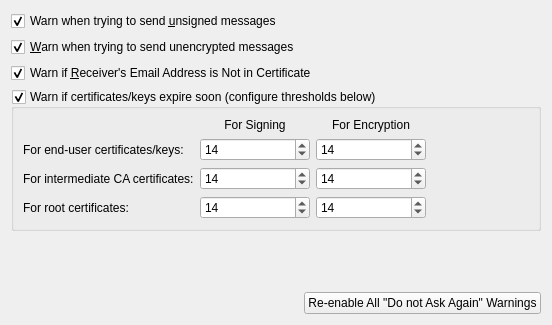
The window that kmail/ui/warningconfiguration.ui (chusopr/kdepim-ktimetracker-akonadi) describes before a commit, drawn with Qt 5.
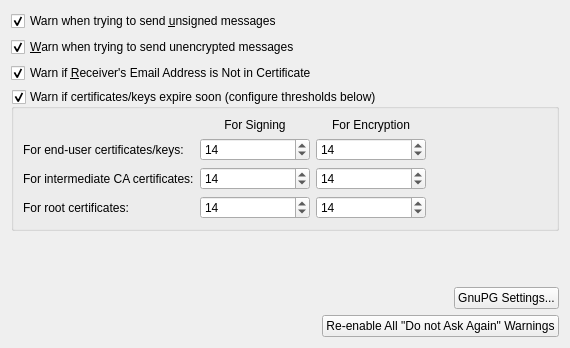
The same window after the commit. Custom widgets are drawn as their Qt base class.

Commit message: Move the GnuPG system settings from a top-level page in the config dialog behind a button on the security / misc page. As discussed with Thomas quite some time ago.

What changed in the file:
```diff
--- a/kmail/ui/warningconfiguration.ui
+++ b/kmail/ui/warningconfiguration.ui
@@ -1,18 +1,18 @@
 <ui version="4.0" >
  <class>WarningConfiguration</class>
- <widget class="QWidget" name="WarningConfiguration" >
-  <property name="geometry" >
+ <widget class="QWidget" name="WarningConfiguration">
+  <property name="geometry">
    <rect>
     <x>0</x>
     <y>0</y>
-    <width>552</width>
-    <height>325</height>
+    <width>570</width>
+    <height>348</height>
    </rect>
   </property>
-  <layout class="QVBoxLayout" >
+  <layout class="QVBoxLayout" name="verticalLayout">
    <item>
-    <widget class="QCheckBox" name="mWarnUnsigned" >
-     <property name="toolTip" >
+    <widget class="QCheckBox" name="mWarnUnsigned">
+     <property name="toolTip">
       <string>Check to be warned when sending unsigned messages.</string>
      </property>
      <property name="whatsThis" >
@@ -32,8 +32,8 @@
     </widget>
    </item>
    <item>
-    <widget class="QCheckBox" name="warnUnencryptedCB" >
-     <property name="toolTip" >
+    <widget class="QCheckBox" name="warnUnencryptedCB">
+     <property name="toolTip">
       <string>Check to be warned when sending unencrypted messages.</string>
      </property>
      <property name="whatsThis" >
@@ -53,8 +53,8 @@
     </widget>
    </item>
    <item>
-    <widget class="QCheckBox" name="warnReceiverNotInCertificateCB" >
-     <property name="toolTip" >
+    <widget class="QCheckBox" name="warnReceiverNotInCertificateCB">
+     <property name="toolTip">
       <string>Check to be warned if the address is not in the certificate</string>
      </property>
      <property name="whatsThis" >
@@ -74,17 +74,17 @@
     </widget>
    </item>
    <item>
-    <widget class="QGroupBox" name="warnGroupBox" >
-     <property name="title" >
+    <widget class="QGroupBox" name="warnGroupBox">
+     <property name="title">
       <string>Warn if certificates/keys expire soon (configure thresholds below)</string>
      </property>
      <property name="checkable" >
       <bool>true</bool>
      </property>
-     <layout class="QGridLayout" >
-      <item row="0" column="1" >
-       <widget class="QLabel" name="textLabel2" >
-        <property name="text" >
+     <layout class="QGridLayout">
+      <item row="0" column="1">
+       <widget class="QLabel" name="textLabel2">
+        <property name="text">
          <string>For Signing</string>
         </property>
         <property name="alignment" >
@@ -345,9 +345,9 @@
         </property>
        </widget>
       </item>
-      <item row="2" column="3" >
-       <spacer name="spacer5" >
-        <property name="orientation" >
+      <item row="2" column="3">
+       <spacer name="spacer5">
+        <property name="orientation">
          <enum>Qt::Horizontal</enum>
         </property>
         <property name="sizeType" >
@@ -365,8 +365,8 @@
     </widget>
    </item>
    <item>
-    <spacer name="spacer23" >
-     <property name="orientation" >
+    <spacer name="spacer23">
+     <property name="orientation">
       <enum>Qt::Vertical</enum>
      </property>
      <property name="sizeType" >
@@ -381,13 +381,37 @@
     </spacer>
    </item>
    <item>
-    <layout class="QHBoxLayout" >
-     <property name="margin" >
+    <layout class="QHBoxLayout" name="horizontalLayout">
+     <item>
+      <spacer name="horizontalSpacer">
+       <property name="orientation">
+        <enum>Qt::Horizontal</enum>
+       </property>
+       <property name="sizeHint" stdset="0">
+        <size>
+         <width>40</width>
+         <height>20</height>
+        </size>
+       </property>
+      </spacer>
+     </item>
+     <item>
+      <widget class="QPushButton" name="gnupgButton">
+       <property name="text">
+        <string>GnuPG Settings...</string>
+       </property>
+      </widget>
+     </item>
+    </layout>
+   </item>
+   <item>
+    <layout class="QHBoxLayout">
+     <property name="margin">
       <number>0</number>
      </property>
      <item>
-      <spacer name="spacer4" >
-       <property name="orientation" >
+      <spacer name="spacer4">
+       <property name="orientation">
         <enum>Qt::Horizontal</enum>
        </property>
        <property name="sizeType" >
@@ -402,9 +426,9 @@
       </spacer>
      </item>
      <item>
-      <widget class="QPushButton" name="enableAllWarningsPB" >
-       <property name="text" >
-        <string>Re-enable All "Do not Ask Again" Warnings</string>
+      <widget class="QPushButton" name="enableAllWarningsPB">
+       <property name="text">
+        <string>Re-enable All &quot;Do not Ask Again&quot; Warnings</string>
        </property>
       </widget>
      </item>
@@ -412,6 +436,13 @@
    </item>
   </layout>
  </widget>
+ <customwidgets>
+  <customwidget>
+   <class>KIntSpinBox</class>
+   <extends>QSpinBox</extends>
+   <header>knuminput.h</header>
+  </customwidget>
+ </customwidgets>
  <tabstops>
   <tabstop>mWarnUnsigned</tabstop>
   <tabstop>warnUnencryptedCB</tabstop>
@@ -424,13 +455,6 @@
   <tabstop>mWarnEncrRootCertExpiresSB</tabstop>
   <tabstop>enableAllWarningsPB</tabstop>
  </tabstops>
- <customwidgets>
-  <customwidget>
-   <class>KIntSpinBox</class>
-   <extends>QSpinBox</extends>
-   <header>knuminput.h</header>
-  </customwidget>
- </customwidgets>
  <resources/>
  <connections/>
 </ui>
```
Left out of the diff: 259 changed lines with no effect on the pictures. The commit also changes 3 other files.
